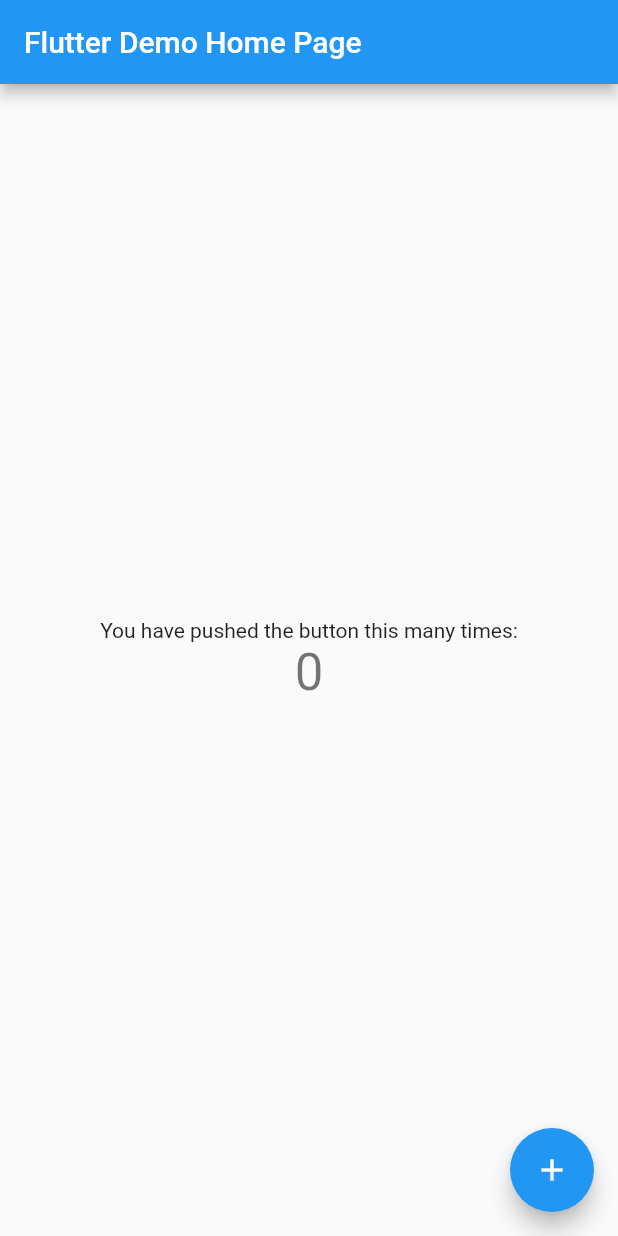
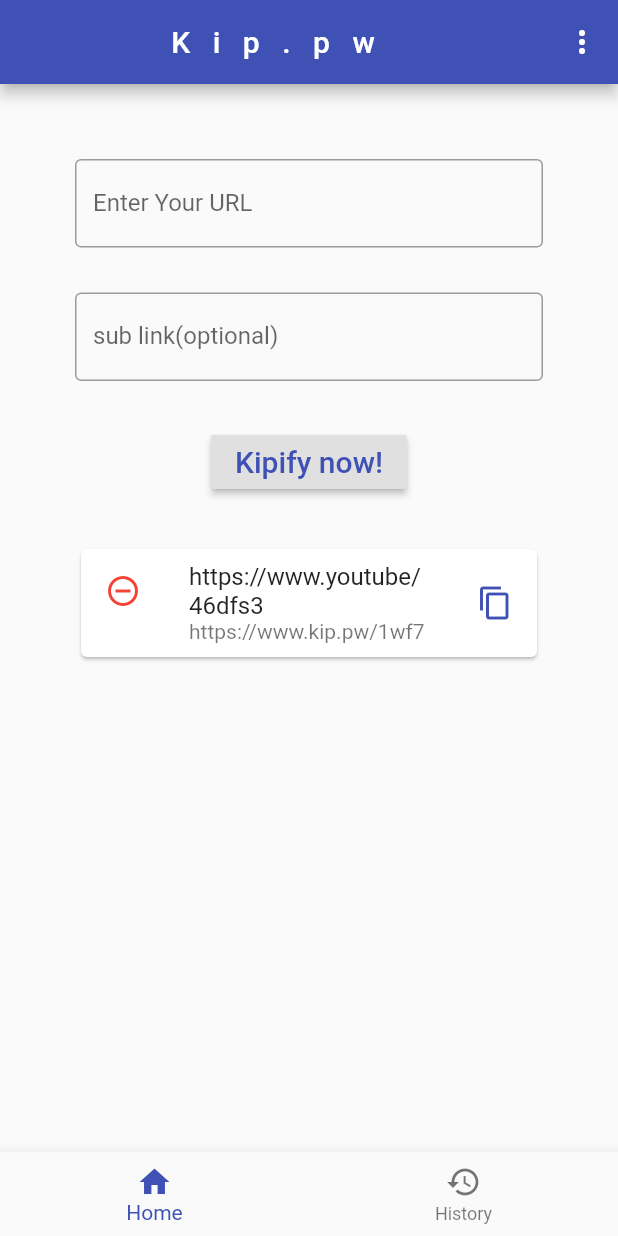
Before and after one commit to samanArianpour/kip.pw, a Flutter app: the screen it shows after launch, on a phone screen of 412 x 824 dp. Run offline on Flutter 3.47's test engine with Material 2 defaults, Android fonts, the phone set to English and light mode, and no system bars.

Commit message:
front done

```diff
--- a/lib/main.dart
+++ b/lib/main.dart
@@ -1,4 +1,6 @@
 import 'package:flutter/material.dart';
+import 'package:kip_pw/views/history_view.dart';
+import 'package:kip_pw/views/home_view.dart';
 
 void main() {
   runApp(MyApp());
@@ -11,37 +13,17 @@
     return MaterialApp(
       title: 'Flutter Demo',
       theme: ThemeData(
-        // This is the theme of your application.
-        //
-        // Try running your application with "flutter run". You'll see the
-        // application has a blue toolbar. Then, without quitting the app, try
-        // changing the primarySwatch below to Colors.green and then invoke
-        // "hot reload" (press "r" in the console where you ran "flutter run",
-        // or simply save your changes to "hot reload" in a Flutter IDE).
-        // Notice that the counter didn't reset back to zero; the application
-        // is not restarted.
-        primarySwatch: Colors.blue,
-        // This makes the visual density adapt to the platform that you run
-        // the app on. For desktop platforms, the controls will be smaller and
-        // closer together (more dense) than on mobile platforms.
+        primarySwatch: Colors.indigo,
         visualDensity: VisualDensity.adaptivePlatformDensity,
       ),
       home: MyHomePage(title: 'Flutter Demo Home Page'),
+      debugShowCheckedModeBanner: false,
     );
   }
 }
 
 class MyHomePage extends StatefulWidget {
   MyHomePage({Key key, this.title}) : super(key: key);
-
-  // This widget is the home page of your application. It is stateful, meaning
-  // that it has a State object (defined below) that contains fields that affect
-  // how it looks.
-
-  // This class is the configuration for the state. It holds the values (in this
-  // case the title) provided by the parent (in this case the App widget) and
-  // used by the build method of the State. Fields in a Widget subclass are
-  // always marked "final".
 
   final String title;
 
@@ -50,68 +32,104 @@
 }
 
 class _MyHomePageState extends State<MyHomePage> {
-  int _counter = 0;
+  int _selectedIndex = 0;
+  static const TextStyle optionStyle =
+      TextStyle(fontSize: 30, fontWeight: FontWeight.bold);
+  List<Widget> _widgetOptions = <Widget>[
+    HomeView(),
+    HistoryView(),
+  ];
 
-  void _incrementCounter() {
+  void _onItemTapped(int index) {
     setState(() {
-      // This call to setState tells the Flutter framework that something has
-      // changed in this State, which causes it to rerun the build method below
-      // so that the display can reflect the updated values. If we changed
-      // _counter without calling setState(), then the build method would not be
-      // called again, and so nothing would appear to happen.
-      _counter++;
+      _selectedIndex = index;
     });
+  }
+
+  Future<void> _showMyDialog() async {
+    return showDialog<void>(
+      context: context,
+      barrierDismissible: false, // user must tap button!
+      builder: (BuildContext context) {
+        return AlertDialog(
+          title: Text('About us'),
+          content: SingleChildScrollView(
+            child: ListBody(
+              children: <Widget>[
+                Text('Contact us:'),
+                Text('ariyanpour.saman@gmail.com'),
+                Text('ali.topol@gmail.com'),
+              ],
+            ),
+          ),
+          actions: <Widget>[
+            FlatButton(
+              child: Text('Close'),
+              onPressed: () {
+                Navigator.of(context).pop();
+              },
+            ),
+          ],
+        );
+      },
+    );
+  }
+
+  void handleClick(String value) {
+    switch (value) {
+      case 'Log out':
+        break;
+      case 'About Us':
+        _showMyDialog();
+        break;
+    }
   }
 
   @override
   Widget build(BuildContext context) {
-    // This method is rerun every time setState is called, for instance as done
-    // by the _incrementCounter method above.
-    //
-    // The Flutter framework has been optimized to make rerunning build methods
-    // fast, so that you can just rebuild anything that needs updating rather
-    // than having to individually change instances of widgets.
     return Scaffold(
       appBar: AppBar(
-        // Here we take the value from the MyHomePage object that was created by
-        // the App.build method, and use it to set our appbar title.
-        title: Text(widget.title),
+        actions: <Widget>[
+          PopupMenuButton<String>(
+            onSelected: handleClick,
+            itemBuilder: (BuildContext context) {
+              return {
+                'About Us',
+                //'Log out',
+              }.map((String choice) {
+                return PopupMenuItem<String>(
+                  value: choice,
+                  child: Text(choice),
+                );
+              }).toList();
+            },
+          ),
+        ],
+        title: Center(
+          child: Text(
+            'Kip.pw',
+            style: TextStyle(letterSpacing: 15),
+          ),
+        ),
       ),
       body: Center(
-        // Center is a layout widget. It takes a single child and positions it
-        // in the middle of the parent.
-        child: Column(
-          // Column is also a layout widget. It takes a list of children and
-          // arranges them vertically. By default, it sizes itself to fit its
-          // children horizontally, and tries to be as tall as its parent.
-          //
-          // Invoke "debug painting" (press "p" in the console, choose the
-          // "Toggle Debug Paint" action from the Flutter Inspector in Android
-          // Studio, or the "Toggle Debug Paint" command in Visual Studio Code)
-          // to see the wireframe for each widget.
-          //
-          // Column has various properties to control how it sizes itself and
-          // how it positions its children. Here we use mainAxisAlignment to
-          // center the children vertically; the main axis here is the vertical
-          // axis because Columns are vertical (the cross axis would be
-          // horizontal).
-          mainAxisAlignment: MainAxisAlignment.center,
-          children: <Widget>[
-            Text(
-              'You have pushed the button this many times:',
-            ),
-            Text(
-              '$_counter',
-              style: Theme.of(context).textTheme.headline4,
-            ),
-          ],
-        ),
+        child: _widgetOptions.elementAt(_selectedIndex),
       ),
-      floatingActionButton: FloatingActionButton(
-        onPressed: _incrementCounter,
-        tooltip: 'Increment',
-        child: Icon(Icons.add),
-      ), // This trailing comma makes auto-formatting nicer for build methods.
+      bottomNavigationBar: BottomNavigationBar(
+        items: const <BottomNavigationBarItem>[
+          BottomNavigationBarItem(
+            icon: Icon(Icons.home),
+            title: Text('Home'),
+          ),
+          BottomNavigationBarItem(
+            icon: Icon(Icons.history),
+            title: Text('History'),
+          ),
+        ],
+        currentIndex: _selectedIndex,
+        selectedItemColor: Colors.indigo,
+        onTap: _onItemTapped,
+      ),
     );
   }
 }
--- /dev/null
+++ b/lib/views/home_view.dart
@@ -0,0 +1,37 @@
+import 'package:flutter/material.dart';
+import 'package:kip_pw/widgets/kipify_card.dart';
+
+class HomeView extends StatelessWidget {
+  @override
+  Widget build(BuildContext context) {
+    return Container(
+      margin: EdgeInsets.only(top: 50, left: 50, right: 50),
+      child: Column(
+        children: [
+          TextField(
+            decoration: InputDecoration(
+              border: OutlineInputBorder(),
+              labelText: 'Enter Your URL',
+            ),
+          ),
+          const SizedBox(height: 30),
+          TextField(
+            decoration: InputDecoration(
+                border: OutlineInputBorder(),
+                labelText: 'sub link(optional)',
+                hintText: "[your sub link]",
+                prefixText: 'https://pip.pw/'),
+          ),
+          const SizedBox(height: 30),
+          RaisedButton(
+            onPressed: () {},
+            child: const Text('Kipify now!',
+                style: TextStyle(fontSize: 20, color: Colors.indigo)),
+          ),
+          const SizedBox(height: 30),
+          KipifyCard(),
+        ],
+      ),
+    );
+  }
+}
--- /dev/null
+++ b/lib/widgets/kipify_card.dart
@@ -0,0 +1,23 @@
+import 'package:flutter/material.dart';
+
+class KipifyCard extends StatelessWidget {
+  @override
+  Widget build(BuildContext context) {
+    return Card(
+      child: Column(mainAxisSize: MainAxisSize.min, children: <Widget>[
+        ListTile(
+          title: Text('https://www.youtube/46dfs3'),
+          subtitle: Text('https://www.kip.pw/1wf7'),
+          leading: Icon(
+            Icons.remove_circle_outline,
+            color: Colors.red,
+          ),
+          trailing: Icon(
+            Icons.content_copy,
+            color: Colors.indigo,
+          ),
+        ),
+      ]),
+    );
+  }
+}
```
Also changed, not shown: lib/views/history_view.dart (added, +17 -0 lines).
